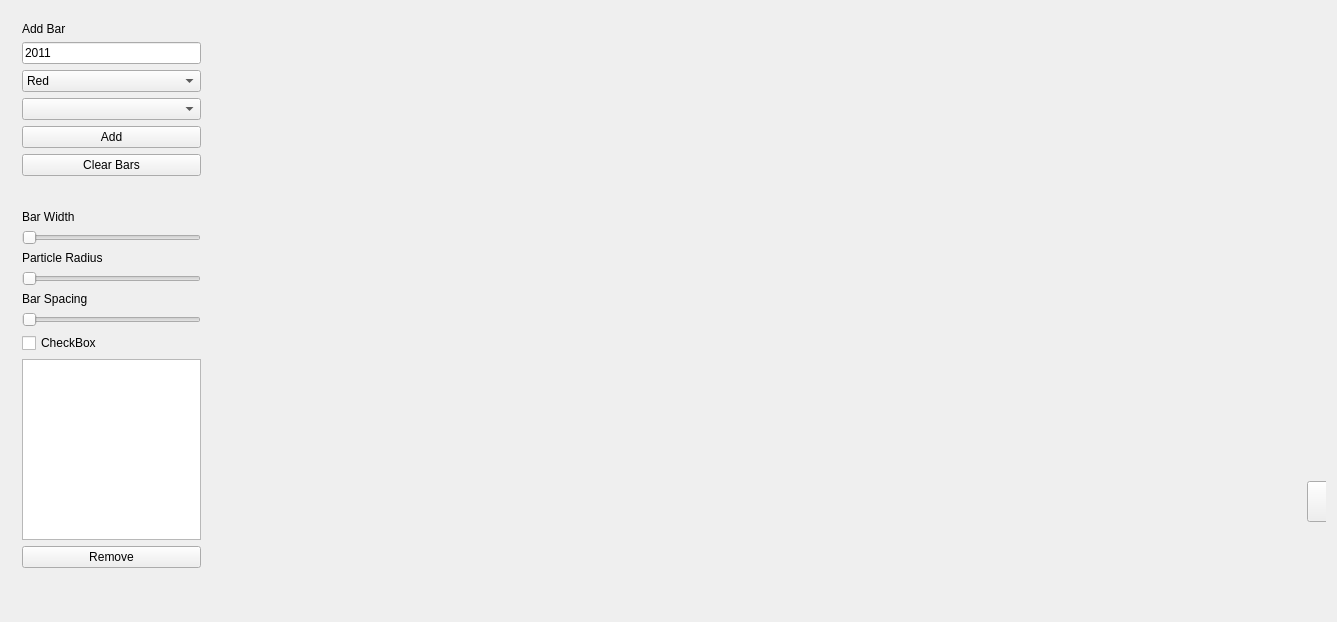
Before: the Qt Designer form talespin/mainwindow.ui in kayson/talespin, drawn with Qt 5.
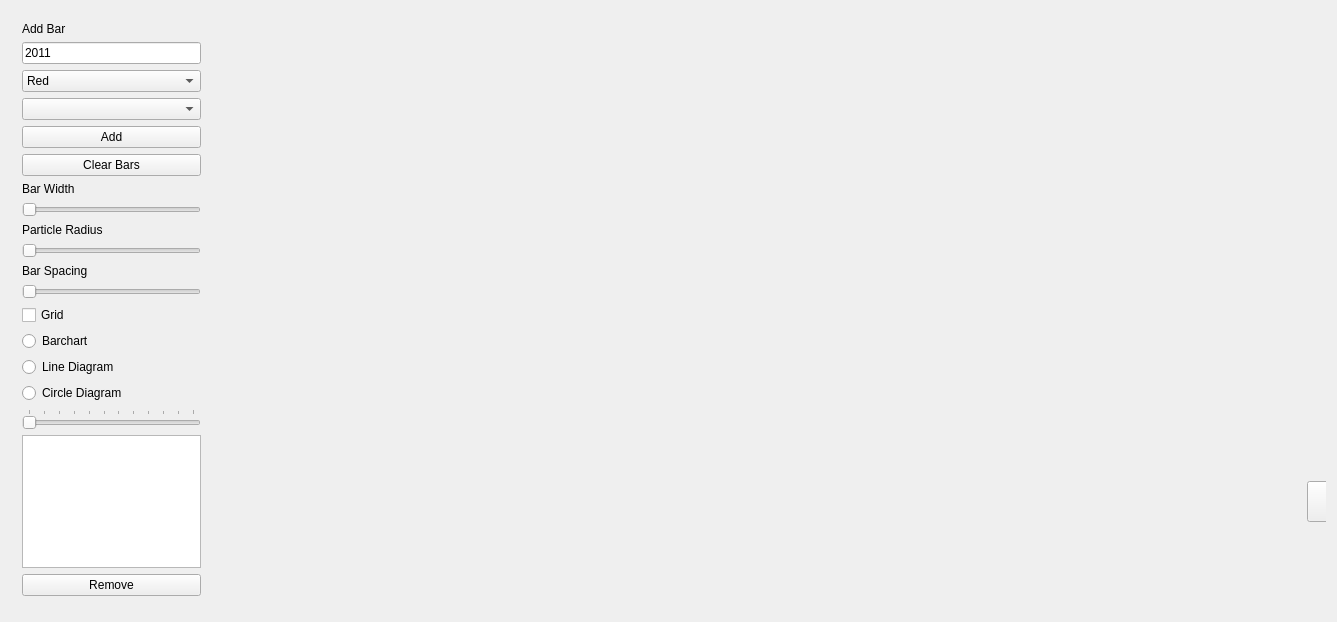
After: the same form once the commit is applied. Custom widgets are drawn as their Qt base class.

Commit message: added radiobuttons controls, started with circles

Diff of the .ui file:
```diff
--- a/talespin/mainwindow.ui
+++ b/talespin/mainwindow.ui
@@ -246,7 +246,53 @@
         <item>
          <widget class="QCheckBox" name="checkBox">
           <property name="text">
-           <string>CheckBox</string>
+           <string>Grid</string>
+          </property>
+         </widget>
+        </item>
+        <item>
+         <widget class="QRadioButton" name="radioButton">
+          <property name="text">
+           <string>Barchart</string>
+          </property>
+         </widget>
+        </item>
+        <item>
+         <widget class="QRadioButton" name="radioButton_2">
+          <property name="text">
+           <string>Line Diagram</string>
+          </property>
+         </widget>
+        </item>
+        <item>
+         <widget class="QRadioButton" name="radioButton_3">
+          <property name="text">
+           <string>Circle Diagram</string>
+          </property>
+         </widget>
+        </item>
+        <item>
+         <widget class="QSlider" name="horizontalSlider_4">
+          <property name="enabled">
+           <bool>false</bool>
+          </property>
+          <property name="minimum">
+           <number>1</number>
+          </property>
+          <property name="maximum">
+           <number>12</number>
+          </property>
+          <property name="pageStep">
+           <number>1</number>
+          </property>
+          <property name="orientation">
+           <enum>Qt::Horizontal</enum>
+          </property>
+          <property name="tickPosition">
+           <enum>QSlider::TicksAbove</enum>
+          </property>
+          <property name="tickInterval">
+           <number>0</number>
           </property>
          </widget>
         </item>
```
Left out of the diff: 49 changed lines with no effect on the pictures. The commit also changes 11 other files.
